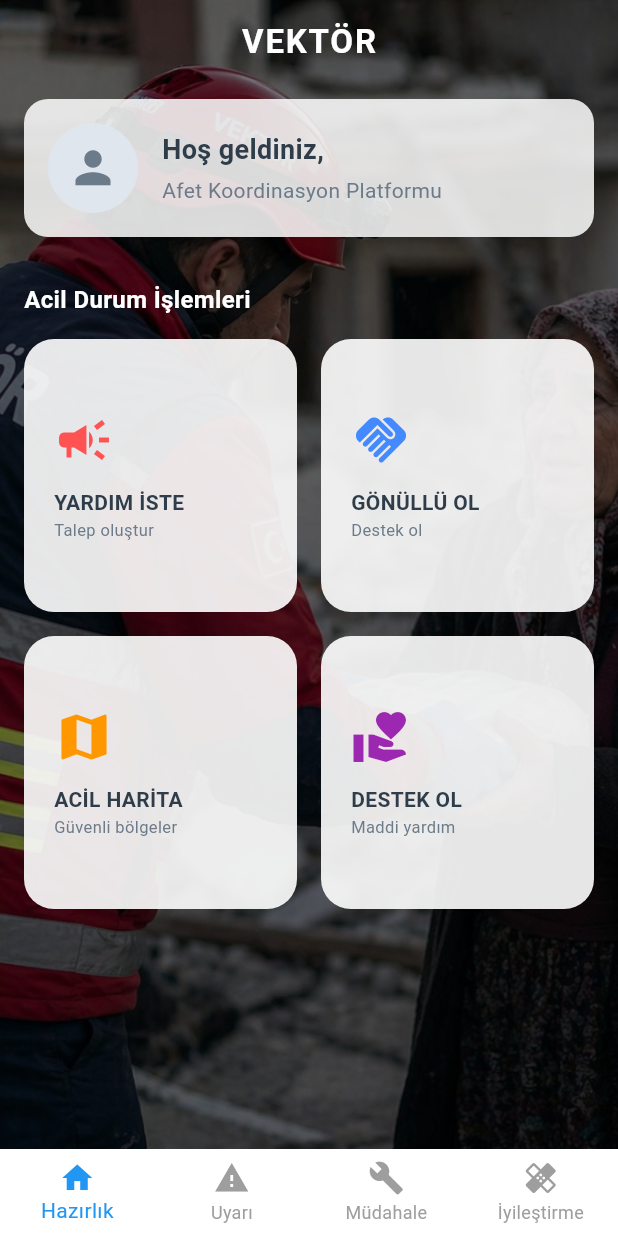
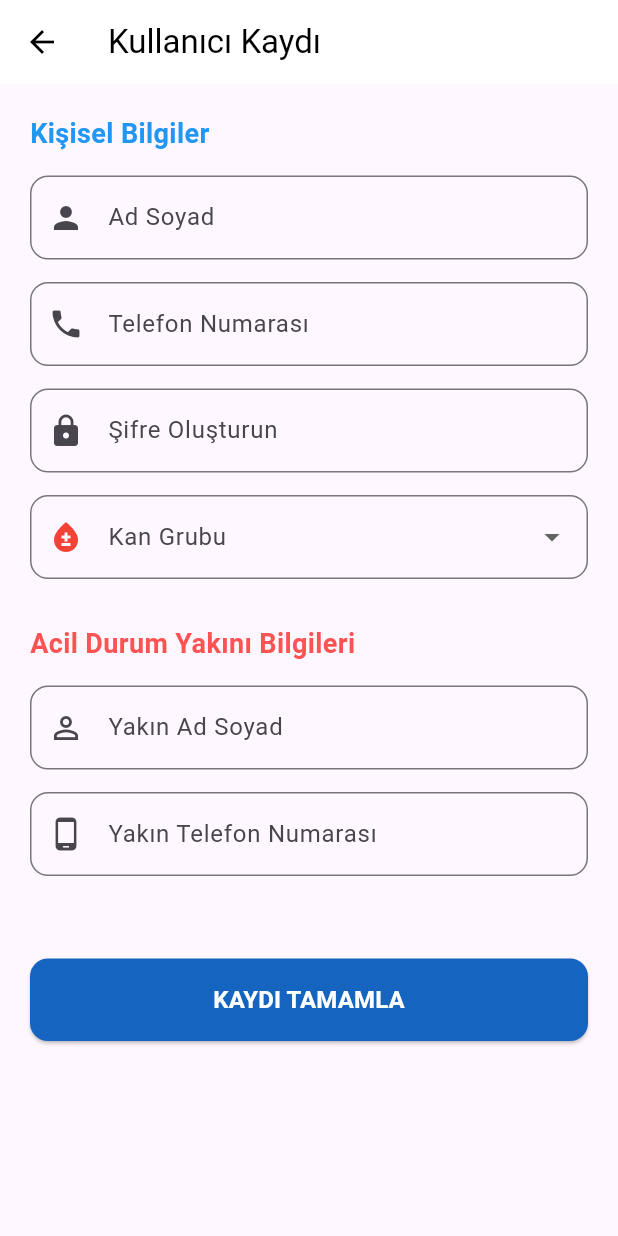
Before and after one commit to omerulas61/Vektor, a Flutter app: the screen it shows after launch, after a tap on "KULLANICI GİRİŞİ", on a phone screen of 412 x 824 dp. Run offline on Flutter 3.47's test engine with Material 3 defaults, Android fonts, the phone set to English and light mode, and no system bars; our stand-ins replace cloud_firestore, firebase_core; accounts and stored records are empty.

Commit message:
yeni giris ekranı tasarlandı,kayıt ekranı oluşturuldu ve firebase de veritabankı kuruldu

```diff
--- a/lib/main.dart
+++ b/lib/main.dart
@@ -1,8 +1,16 @@
 import 'package:flutter/material.dart';
 import 'package:vektor/screens/acil_yardim_sayfasi.dart';
 import 'package:vektor/screens/giris_secim_sayfasi.dart';
+import 'package:firebase_core/firebase_core.dart';
+import 'firebase_options.dart';
 
-void main() {
+Future<void> main() async {
+  WidgetsFlutterBinding.ensureInitialized();
+
+  await Firebase.initializeApp(
+    options: DefaultFirebaseOptions.currentPlatform,
+  );
+
   runApp(const VektorApp());
 }
 
--- a/lib/screens/giris_secim_sayfasi.dart
+++ b/lib/screens/giris_secim_sayfasi.dart
@@ -1,5 +1,8 @@
 import 'package:flutter/material.dart';
-import 'package:vektor/main.dart'; // HomePage'e erişmek için
+import 'package:vektor/main.dart';
+import 'package:vektor/screens/kayit_sayfasi.dart';
+import 'package:vektor/screens/login_page.dart';
+
 
 class GirisSecimSayfasi extends StatelessWidget {
   const GirisSecimSayfasi({super.key});
@@ -9,7 +12,6 @@ class GirisSecimSayfasi extends StatelessWidget {
     return Scaffold(
       body: Stack(
         children: [
-          // Arka plan resmi (Ana sayfadakiyle uyumlu olması için)
           Container(
             decoration: const BoxDecoration(
               image: DecorationImage(
@@ -18,7 +20,6 @@ class GirisSecimSayfasi extends StatelessWidget {
               ),
             ),
           ),
-          // Karartma katmanı
           Container(
             color: Colors.black.withValues(alpha: 0.6),
           ),
@@ -44,16 +45,15 @@ class GirisSecimSayfasi extends StatelessWidget {
                   ),
                   const SizedBox(height: 60),
 
-                  // Seçim Butonları
                   _buildOptionButton(
                     context,
                     title: "KULLANICI GİRİŞİ",
                     subtitle: "Yardım istemek veya destek olmak için",
                     icon: Icons.person,
                     onTap: () {
-                      Navigator.pushReplacement(
+                      Navigator.push(
                         context,
-                        MaterialPageRoute(builder: (context) => const HomePage()),
+                        MaterialPageRoute(builder: (context) => const KayitSayfasi()),
                       );
                     },
                   ),
@@ -64,8 +64,36 @@ class GirisSecimSayfasi extends StatelessWidget {
                     subtitle: "Resmi kurum ve STK yönetimi için",
                     icon: Icons.account_balance,
                     onTap: () {
-                      // Kurum girişi sayfası hazır olduğunda buraya eklenecek
+                      // Kurum girişi sayfası
                     },
+                  ),
+
+                  const SizedBox(height: 30),
+
+                  // YENİ EKLENEN BÖLÜM: Zaten hesabım var
+                  TextButton(
+                    onPressed: () {
+                      Navigator.push(
+                        context,
+                        MaterialPageRoute(builder: (context) => const LoginPage()),
+                      );
+                    },
+                    child: RichText(
+                      text: const TextSpan(
+                        text: "Zaten bir hesabın var mı? ",
+                        style: TextStyle(color: Colors.white70, fontSize: 14),
+                        children: [
+                          TextSpan(
+                            text: "Giriş Yap",
+                            style: TextStyle(
+                              color: Colors.white,
+                              fontWeight: FontWeight.bold,
+                              decoration: TextDecoration.underline,
+                            ),
+                          ),
+                        ],
+                      ),
+                    ),
                   ),
                 ],
               ),
--- /dev/null
+++ b/lib/screens/kayit_sayfasi.dart
@@ -0,0 +1,177 @@
+import 'package:flutter/material.dart';
+import 'package:cloud_firestore/cloud_firestore.dart'; // Firestore için gerekli
+import 'package:vektor/main.dart';
+
+class KayitSayfasi extends StatefulWidget {
+  const KayitSayfasi({super.key});
+
+  @override
+  State<KayitSayfasi> createState() => _KayitSayfasiState();
+}
+
+class _KayitSayfasiState extends State<KayitSayfasi> {
+  final _formKey = GlobalKey<FormState>();
+
+  // Verileri kontrol etmek için Controller'lar
+  final TextEditingController _adSoyadController = TextEditingController();
+  final TextEditingController _telController = TextEditingController();
+  final TextEditingController _sifreController = TextEditingController(); // Şifre için yeni controller
+  final TextEditingController _yakinAdSoyadController = TextEditingController();
+  final TextEditingController _yakinTelController = TextEditingController();
+
+  final List<String> _kanGruplari = ["A+", "A-", "B+", "B-", "AB+", "AB-", "0+", "0-"];
+  String? _secilenKanGrubu;
+  bool _yukleniyor = false; // İşlem sırasında butonu kilitlemek için
+
+  // Firebase'e veri gönderen asenkron fonksiyon
+  Future<void> _verileriKaydet() async {
+    try {
+      await FirebaseFirestore.instance.collection('Kullanicilar').add({
+        'adSoyad': _adSoyadController.text.trim(),
+        'telefon': _telController.text.trim(),
+        'sifre': _sifreController.text.trim(), // Şifre Firestore'a ekleniyor
+        'kanGrubu': _secilenKanGrubu,
+        'yakinAdSoyad': _yakinAdSoyadController.text.trim(),
+        'yakinTelefon': _yakinTelController.text.trim(),
+        'kayitTarihi': FieldValue.serverTimestamp(),
+      });
+
+      if (mounted) {
+        Navigator.pushAndRemoveUntil(
+          context,
+          MaterialPageRoute(builder: (context) => const HomePage()),
+              (route) => false,
+        );
+      }
+    } catch (e) {
+      if (mounted) {
+        ScaffoldMessenger.of(context).showSnackBar(
+          SnackBar(content: Text("Hata oluştu: ${e.toString()}")),
+        );
+      }
+    }
+  }
+
+  @override
+  void dispose() {
+    // Bellek sızıntısını önlemek için controller'ları temizliyoruz
+    _adSoyadController.dispose();
+    _telController.dispose();
+    _sifreController.dispose(); // Şifre controller temizliği
+    _yakinAdSoyadController.dispose();
+    _yakinTelController.dispose();
+    super.dispose();
+  }
+
+  @override
+  Widget build(BuildContext context) {
+    return Scaffold(
+      appBar: AppBar(
+        title: const Text("Kullanıcı Kaydı"),
+        backgroundColor: Colors.white,
+        foregroundColor: Colors.black,
+        elevation: 0,
+      ),
+      body: SingleChildScrollView(
+        padding: const EdgeInsets.all(20),
+        child: Form(
+          key: _formKey,
+          child: Column(
+            crossAxisAlignment: CrossAxisAlignment.start,
+            children: [
+              const Text(
+                "Kişisel Bilgiler",
+                style: TextStyle(fontSize: 18, fontWeight: FontWeight.bold, color: Colors.blue),
+              ),
+              const SizedBox(height: 15),
+              _buildTextField("Ad Soyad", Icons.person, _adSoyadController),
+              _buildTextField("Telefon Numarası", Icons.phone, _telController, keyboardType: TextInputType.phone),
+
+              // Şifre Alanı
+              _buildTextField(
+                  "Şifre Oluşturun",
+                  Icons.lock,
+                  _sifreController,
+                  isPassword: true
+              ),
+
+              DropdownButtonFormField<String>(
+                decoration: InputDecoration(
+                  labelText: "Kan Grubu",
+                  prefixIcon: const Icon(Icons.bloodtype, color: Colors.red),
+                  border: OutlineInputBorder(borderRadius: BorderRadius.circular(12)),
+                ),
+                items: _kanGruplari.map((String grup) {
+                  return DropdownMenuItem(value: grup, child: Text(grup));
+                }).toList(),
+                onChanged: (val) => setState(() => _secilenKanGrubu = val),
+                validator: (value) => value == null ? "Lütfen kan grubunuzu seçin" : null,
+              ),
+
+              const SizedBox(height: 30),
+              const Text(
+                "Acil Durum Yakını Bilgileri",
+                style: TextStyle(fontSize: 18, fontWeight: FontWeight.bold, color: Colors.redAccent),
+              ),
+              const SizedBox(height: 15),
+              _buildTextField("Yakın Ad Soyad", Icons.person_outline, _yakinAdSoyadController),
+              _buildTextField("Yakın Telefon Numarası", Icons.phone_android, _yakinTelController, keyboardType: TextInputType.phone),
+
+              const SizedBox(height: 40),
+
+              SizedBox(
+                width: double.infinity,
+                height: 55,
+                child: ElevatedButton(
+                  style: ElevatedButton.styleFrom(
+                    backgroundColor: Colors.blue.shade800,
+                    foregroundColor: Colors.white,
+                    shape: RoundedRectangleBorder(borderRadius: BorderRadius.circular(12)),
+                  ),
+                  onPressed: _yukleniyor ? null : () async {
+                    if (_formKey.currentState!.validate()) {
+                      setState(() => _yukleniyor = true);
+                      await _verileriKaydet();
+                      if (mounted) setState(() => _yukleniyor = false);
+                    }
+                  },
+                  child: _yukleniyor
+                      ? const CircularProgressIndicator(color: Colors.white)
+                      : const Text("KAYDI TAMAMLA", style: TextStyle(fontSize: 16, fontWeight: FontWeight.bold)),
+                ),
+              ),
+            ],
+          ),
+        ),
+      ),
+    );
+  }
+
+  // TextField Oluşturucu Widget
+  Widget _buildTextField(
+      String label,
+      IconData icon,
+      TextEditingController controller,
+      {TextInputType keyboardType = TextInputType.text,
+        bool isPassword = false} // Şifre gizleme parametresi eklendi
+      ) {
+    return Padding(
+      padding: const EdgeInsets.only(bottom: 15),
+      child: TextFormField(
+        controller: controller,
+        keyboardType: keyboardType,
+        obscureText: isPassword, // Şifreyse karakterleri gizler
+        decoration: InputDecoration(
+          labelText: label,
+          prefixIcon: Icon(icon),
+          border: OutlineInputBorder(borderRadius: BorderRadius.circular(12)),
+        ),
+        validator: (value) {
+          if (value == null || value.isEmpty) return "Lütfen bu alanı doldurun";
+          if (isPassword && value.length < 6) return "Şifre en az 6 karakter olmalıdır";
+          return null;
+        },
+      ),
+    );
+  }
+}
--- a/pubspec.yaml
+++ b/pubspec.yaml
@@ -10,7 +10,10 @@ environment:
 dependencies:
   flutter:
     sdk: flutter
+  firebase_core: ^2.24.2
+  cloud_firestore: ^4.14.0
   cupertino_icons: ^1.0.8
+
 
 dev_dependencies:
   flutter_test:
```
Also changed, not shown: lib/screens/login_page.dart (added, +107 -0 lines), firebase.json (added), lib/firebase_options.dart (added), pubspec.lock, 7 other files.
